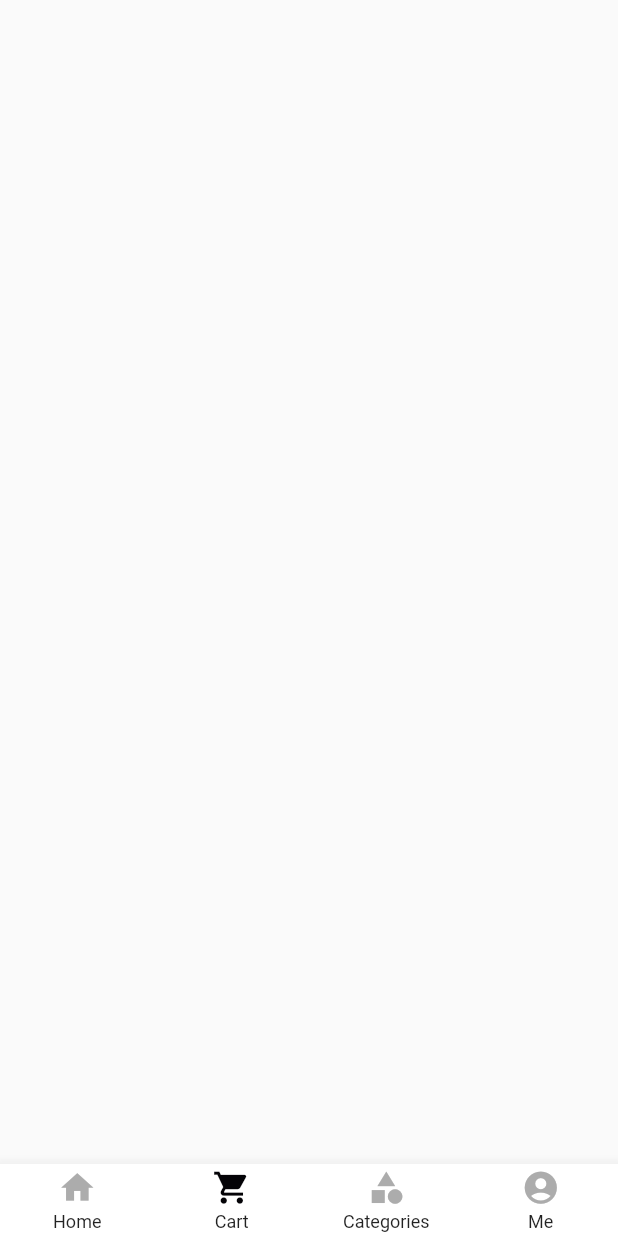
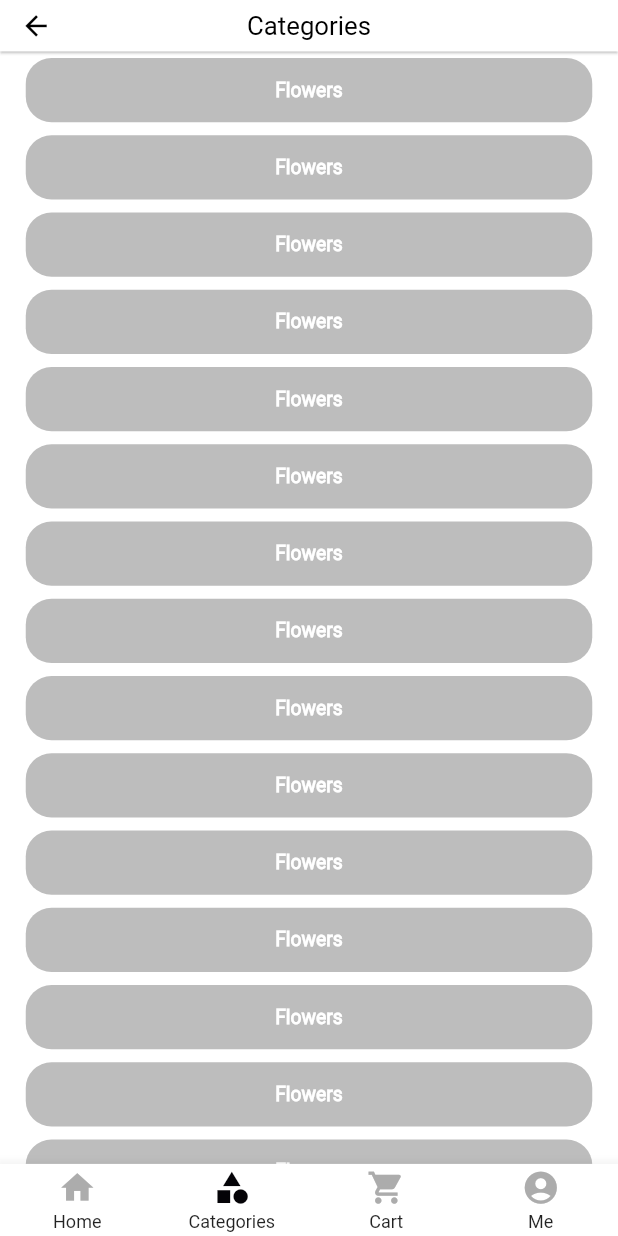
Before and after one commit to maryamfouad/Matjar, a Flutter app: the BNB screen opened directly, item 2 of the bottom bar chosen, on a phone screen of 412 x 824 dp. Run offline on Flutter 3.47's test engine with Material 2 defaults, Android fonts, the phone set to English and light mode, and no system bars; drawn by our look-alikes of custom_navigation_bar; our stand-ins replace easy_splash_screen, responsive_framework; missing offline and left inert: carousel_images, dart:html.

Commit message:
please work

```diff
--- a/lib/UI/Screens/BNB.dart
+++ b/lib/UI/Screens/BNB.dart
@@ -1,4 +1,6 @@
-import 'package:dna_graduation/UI/Screens/CategoryPage/Categories.dart';
+import 'package:dna_graduation/UI/Screens/CategoryPage/Category.dart';
+import 'package:dna_graduation/UI/Screens/CartPage/Cart.dart';
+import 'package:dna_graduation/UI/Screens/ProfilePage/Profile.dart';
 import 'package:flutter/foundation.dart';
 import 'package:flutter/material.dart';
 import 'package:dna_graduation/UI/Screens/HomePage/Home.dart';
@@ -15,6 +17,8 @@ class _BNBState extends State<BNB> {
   List pages = [
     Home(),
     Categories(),
+    Cart(),
+    Profile(),
   ];
   @override
   Widget build(BuildContext context) {
@@ -31,13 +35,14 @@ class _BNBState extends State<BNB> {
             title: Text("Home"),
           ),
           CustomNavigationBarItem(
+            icon: Icon(Icons.category),
+            title: Text("Categories"),
+          ),
+          CustomNavigationBarItem(
             icon: Icon(Icons.shopping_cart),
             title: Text("Cart"),
           ),
-          CustomNavigationBarItem(
-            icon: Icon(Icons.category),
-            title: Text("Categories"),
-          ),
+
           CustomNavigationBarItem(
             icon: Icon(Icons.account_circle),
             title: Text("Me"),
--- a/lib/UI/Screens/CategoryPage/Categories.dart
+++ /dev/null
@@ -1,16 +0,0 @@
-import 'package:flutter/material.dart';
-import 'package:dna_graduation/UI/Screens/BNB.dart';
-
-class Categories extends StatefulWidget {
-  const Categories({Key? key}) : super(key: key);
-
-  @override
-  _CategoriesState createState() => _CategoriesState();
-}
-
-class _CategoriesState extends State<Categories> {
-  @override
-  Widget build(BuildContext context) {
-    return Container();
-  }
-}
--- /dev/null
+++ b/lib/UI/Screens/CategoryPage/Category.dart
@@ -0,0 +1,74 @@
+import 'package:flutter/material.dart';
+import 'package:dna_graduation/UI/Screens/BNB.dart';
+import 'package:flutter/rendering.dart';
+
+class Categories extends StatefulWidget {
+  const Categories({Key? key}) : super(key: key);
+
+  @override
+  _CategoriesState createState() => _CategoriesState();
+}
+
+class _CategoriesState extends State<Categories> {
+  @override
+  Widget build(BuildContext context) {
+    return Scaffold(
+      backgroundColor: Colors.white,
+      appBar: AppBar(
+        elevation: 0.7,
+        bottomOpacity: 0.1,
+        toolbarHeight: 40,
+        backgroundColor: Colors.white,
+        title: Text(
+          "Categories",
+          style: TextStyle(color: Colors.black, fontFamily: "Roboto"),
+        ),
+        centerTitle: true,
+        leading: IconButton(
+          icon: Icon(Icons.arrow_back_outlined),
+          onPressed: () {
+            Navigator.pop(context);
+          },
+          iconSize: 25,
+          color: Colors.black,
+        ),
+      ),
+      body: SingleChildScrollView(
+        child: Center(
+          child: Container(
+            width: MediaQuery.of(context).size.width,
+            height: MediaQuery.of(context).size.height-60,
+            child: ListView.builder(
+              itemCount: 15,
+              scrollDirection: Axis.vertical,
+              itemBuilder: (BuildContext context, int index) {
+                return Category("Flowers");
+              },
+            ),
+          ),
+        ),
+      ),
+    );
+  }
+
+  Widget Category(String Type) {
+    return Container(
+      margin: EdgeInsets.symmetric(horizontal: 20 , vertical: 5),
+      height: 50,
+      width: MediaQuery.of(context).size.width-100,
+      child: Center(
+        child: Text("$Type" , style: TextStyle(
+          color: Colors.white,
+          fontFamily: "Roboto",
+          fontSize: 15,
+          fontWeight: FontWeight.bold,
+        ),
+     ),
+      ),
+      decoration: BoxDecoration(
+        borderRadius: BorderRadius.circular(20),
+        color: Colors.grey[400],
+      ),
+    );
+  }
+}
--- a/lib/UI/Screens/SplashScreen/Splash.dart
+++ b/lib/UI/Screens/SplashScreen/Splash.dart
@@ -1,3 +1,4 @@
+import 'package:dna_graduation/UI/Screens/BNB.dart';
 import 'package:easy_splash_screen/easy_splash_screen.dart';
 import 'package:flutter/material.dart';
 import 'package:dna_graduation/UI/Screens/HomePage/Home.dart';
@@ -18,7 +19,7 @@ class _SplashScreenState extends State<SplashScreen> {
       backgroundColor: Colors.white,
       showLoader: false,
       //loadingText: Text("Loading..."),
-      navigator: Home(),
+      navigator: BNB(),
       durationInSeconds: 5,
     );
   }
--- a/lib/main.dart
+++ b/lib/main.dart
@@ -1,3 +1,5 @@
+import 'package:dna_graduation/UI/Screens/Authentication/SignUp.dart';
+import 'package:dna_graduation/UI/Screens/BNB.dart';
 import 'package:dna_graduation/UI/Screens/SplashScreen/Splash.dart';
 import 'package:flutter/material.dart';
 import 'package:responsive_framework/responsive_framework.dart';
@@ -24,7 +26,8 @@ class MyApp extends StatelessWidget {
           ],
           background: Container(color: Color(0xFFF5F5F5))),
       initialRoute: "/",
-      home: SplashScreen(),
+      home: SignUp(),
+      debugShowCheckedModeBanner: false,
     );
   }
 }
```
Also changed, not shown: lib/UI/Screens/Authentication/SignUp.dart (added, +63 -0 lines), lib/UI/Screens/CartPage/Cart.dart (added, +36 -0 lines), lib/UI/Screens/HomePage/Home.dart (+154 -1 lines), lib/UI/Screens/ProfilePage/Profile.dart (added, +36 -0 lines), pubspec.yaml (+5 -4 lines), fonts/Roboto-Regular.ttf (added), images/1.jpg (added), images/2.jpg (added), images/3.jpg (added), images/4.jpg (added), pubspec.lock.
